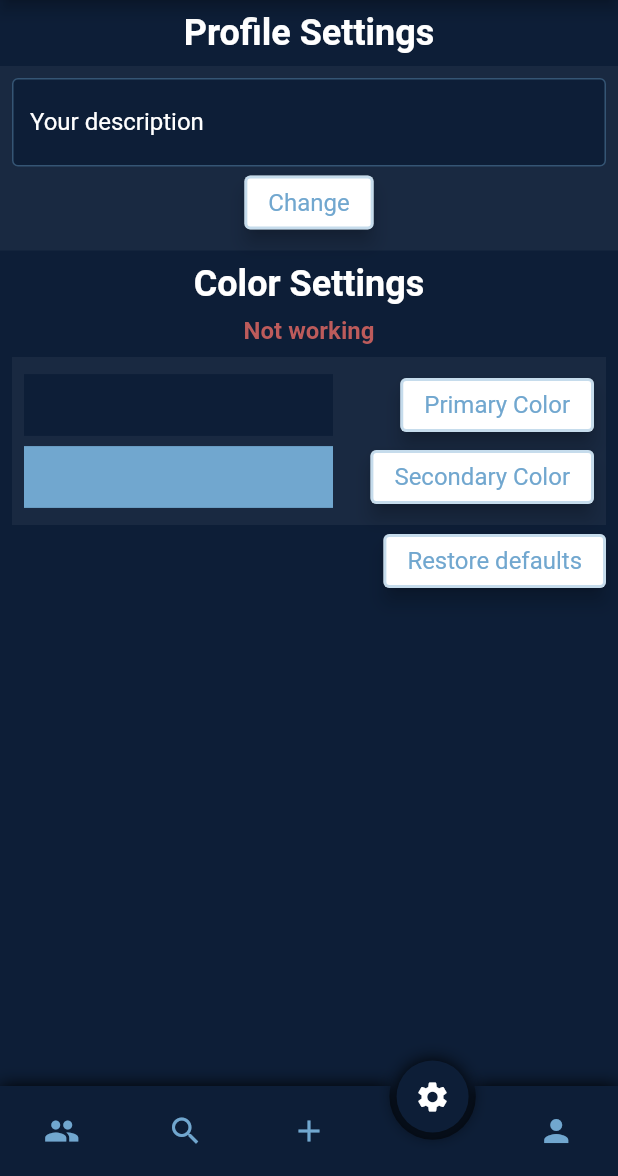
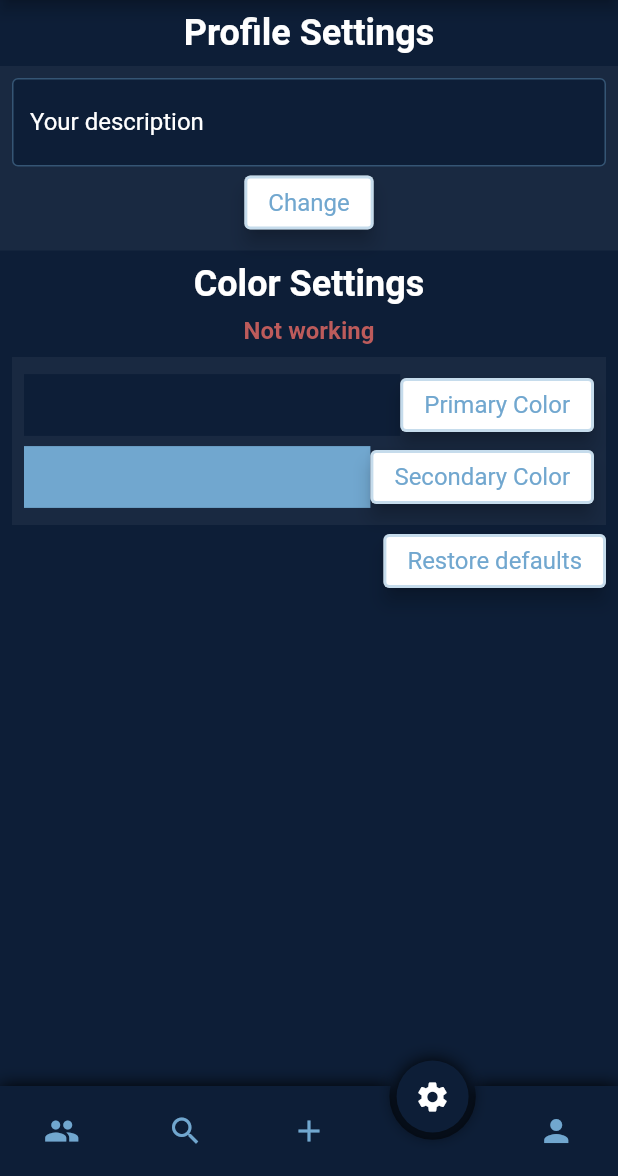
Before and after one commit to cardizaDEV/Aquatter, a Flutter app: the MainScreen screen opened by its route, swiped to page 4, on a phone screen of 412 x 824 dp, the part 60-1236 px from its top. Run offline on Flutter 3.47's test engine with Material 2 defaults, Android fonts, the phone set to English and light mode, and no system bars; drawn by our look-alikes of circle_nav_bar; our stand-ins replace email_validator, flutter_colorpicker, flutter_swiper_plus, image_picker, pin_code_fields, shared_preferences; missing offline and left inert: flutter_emoji; accounts and stored records are empty; network calls fail.

Commit message:
Fixed overflow

```diff
--- a/aquatter/lib/widgets/color_config.dart
+++ b/aquatter/lib/widgets/color_config.dart
@@ -40,10 +40,12 @@
                   mainAxisAlignment: MainAxisAlignment.spaceBetween,
                   crossAxisAlignment: CrossAxisAlignment.center,
                   children: [
-                    Container(
-                      height: MediaQuery.of(context).size.height/(defaultPadding*2.5),
-                      width: MediaQuery.of(context).size.width/defaultPadding*4,
-                      color: currentBlack,
+                    Expanded(
+                      child: Container(
+                        height: MediaQuery.of(context).size.height /
+                            (defaultPadding * 2.5),
+                        color: currentBlack,
+                      ),
                     ),
                     ElevatedButton(
                         onPressed: () {
@@ -78,10 +80,12 @@
                   mainAxisAlignment: MainAxisAlignment.spaceBetween,
                   crossAxisAlignment: CrossAxisAlignment.center,
                   children: [
-                    Container(
-                      height: MediaQuery.of(context).size.height/(defaultPadding*2.5),
-                      width: MediaQuery.of(context).size.width/defaultPadding*4,
-                      color: currentPrimary,
+                    Expanded(
+                      child: Container(
+                        height: MediaQuery.of(context).size.height /
+                            (defaultPadding * 2.5),
+                        color: currentPrimary,
+                      ),
                     ),
                     ElevatedButton(
                         onPressed: () {
```
